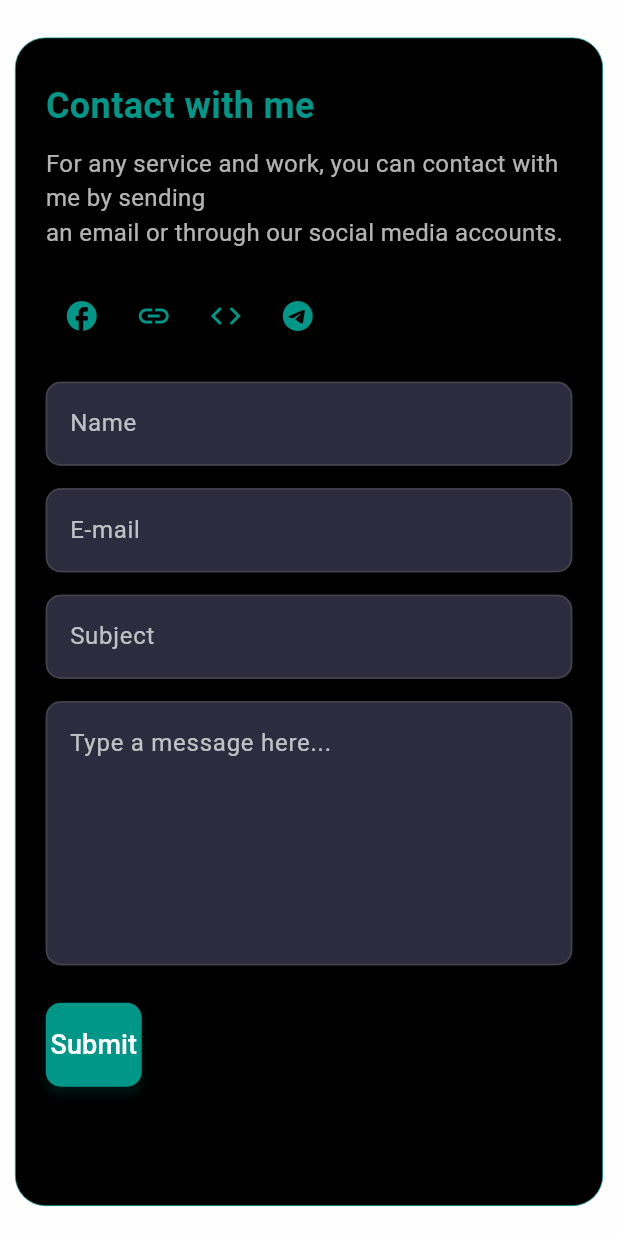
After one commit to nayeemdiu/Sk-Portfolio-, a Flutter app: the ContactPage screen opened directly, on a phone screen of 412 x 824 dp. The commit adds this screen. Run offline on Flutter 3.47's test engine with Material 3 defaults, Android fonts, the phone set to English and light mode, and no system bars; our stand-ins replace animated_text_kit, fl_chart, flutter_staggered_animations, google_fonts.

Commit message:
Contact done

```diff
--- a/lib/screen/about_me.dart
+++ b/lib/screen/about_me.dart
@@ -15,7 +15,7 @@ class _AboutMeSectionState extends State<AboutMeSection> with SingleTickerProvid
   void initState() {
     super.initState();
     _controller = AnimationController(
-      duration: Duration(milliseconds: 300),
+      duration: Duration(milliseconds: 700),
       vsync: this,
     );
     _heightAnimation = Tween<double>(begin: 180, end: 220).animate(
@@ -39,7 +39,7 @@ class _AboutMeSectionState extends State<AboutMeSection> with SingleTickerProvid
       mainAxisAlignment: MainAxisAlignment.center,
       children: [
         Padding(
-          padding: const EdgeInsets.only(top: 16.0, left: 16, bottom: 16),
+          padding: const EdgeInsets.only(top: 6.0, left: 16, bottom: 16),
           child: Text(
             "About Me",
             style: TextStyle(
@@ -65,7 +65,7 @@ class _AboutMeSectionState extends State<AboutMeSection> with SingleTickerProvid
               animation: _controller,
               builder: (context, child) {
                 return Container(
-                  width: 680,
+                  width: 700,
                   height: _heightAnimation.value,
                   padding: EdgeInsets.all(24),
                   decoration: BoxDecoration(
--- /dev/null
+++ b/lib/screen/contact_screen.dart
@@ -0,0 +1,252 @@
+import 'package:flutter/material.dart';
+import 'package:url_launcher/url_launcher.dart';
+
+class ContactPage extends StatelessWidget {
+  @override
+  Widget build(BuildContext context) {
+    // Get screen size for responsive design
+    final screenWidth = MediaQuery.of(context).size.width;
+
+    return Scaffold(
+      backgroundColor: Color(0xFFFEFEFF), // Dark background
+      body: Padding(
+        padding: const EdgeInsets.only(top: 25.0, right: 10, left: 10, bottom: 20),
+        child: Container(
+          width: double.infinity,
+          padding: const EdgeInsets.all(20.0),
+          decoration: BoxDecoration(
+            border: Border.all(
+              width: 0.5,
+              color: Colors.teal,
+            ),
+            color: Colors.black,
+            borderRadius: BorderRadius.circular(20),
+          ),
+          child: screenWidth > 600
+              ? _buildWideLayout(context) // For tablets and larger screens
+              : _buildNarrowLayout(context), // For mobile screens
+        ),
+      ),
+    );
+  }
+
+  // Wide layout for larger screens
+  Widget _buildWideLayout(BuildContext context) {
+    return Row(
+      children: [
+        Expanded(
+          flex: 1,
+          child: Column(
+            crossAxisAlignment: CrossAxisAlignment.start,
+            children: [
+              Padding(
+                padding: const EdgeInsets.only(top: 8.0),
+                child: Text(
+                  'Contact with me',
+                  style: TextStyle(
+                    fontSize: 22,
+                    color: Colors.teal,
+                    fontWeight: FontWeight.bold,
+                  ),
+                ),
+              ),
+              SizedBox(height: 10),
+              Text(
+                'For any service and work, you can contact with me by sending\nan email or through our social media accounts.',
+                style: TextStyle(
+                  fontSize: 16,
+                  color: Colors.white70,
+                ),
+              ),
+              SizedBox(height: 20),
+              _buildSocialMediaIcons(),
+            ],
+          ),
+        ),
+        SizedBox(width: 50),
+        Expanded(
+          flex: 1,
+          child: Padding(
+            padding: const EdgeInsets.all(8.0),
+            child: Column(
+              crossAxisAlignment: CrossAxisAlignment.stretch,
+              children: [
+                _buildTextField('Name'),
+                SizedBox(height: 15),
+                _buildTextField('E-mail'),
+                SizedBox(height: 15),
+                _buildTextField('Subject'),
+                SizedBox(height: 15),
+                _buildMessageField(),
+                SizedBox(height: 25),
+                _buildSubmitButton(context),
+              ],
+            ),
+          ),
+        ),
+      ],
+    );
+  }
+
+  // Narrow layout for smaller screens
+  Widget _buildNarrowLayout(BuildContext context) {
+    return Column(
+      crossAxisAlignment: CrossAxisAlignment.start,
+      children: [
+        Padding(
+          padding: const EdgeInsets.only(top: 8.0),
+          child: Text(
+            'Contact with me',
+            style: TextStyle(
+              fontSize: 24,
+              color: Colors.teal,
+              fontWeight: FontWeight.bold,
+            ),
+          ),
+        ),
+        SizedBox(height: 10),
+        Text(
+          'For any service and work, you can contact with me by sending\nan email or through our social media accounts.',
+          style: TextStyle(
+            fontSize: 16,
+            color: Colors.white70,
+          ),
+        ),
+        SizedBox(height: 20),
+        _buildSocialMediaIcons(),
+        SizedBox(height: 20),
+        _buildTextField('Name'),
+        SizedBox(height: 15),
+        _buildTextField('E-mail'),
+        SizedBox(height: 15),
+        _buildTextField('Subject'),
+        SizedBox(height: 15),
+        _buildMessageField(),
+        SizedBox(height: 25),
+        _buildSubmitButton(context),
+      ],
+    );
+  }
+
+  Widget _buildSocialMediaIcons() {
+    return Row(
+      children: [
+        IconButton(
+          icon: Icon(Icons.facebook, color: Colors.teal),
+          onPressed: () async {
+            const url = 'https://www.facebook.com/sknayeem.urrahman/';
+            if (await canLaunch(url)) {
+              await launch(url);
+            } else {
+              throw 'Could not launch $url';
+            }
+          },
+        ),
+        IconButton(
+          icon: Icon(Icons.link, color: Colors.teal),
+          onPressed: () async {
+            //https://www.linkedin.com/in/sk-nayeem-ur-rahman-439783271/
+
+            const url = 'https://www.linkedin.com/in/sk-nayeem-ur-rahman-439783271/';
+            if (await canLaunch(url)) {
+              await launch(url);
+            } else {
+              throw 'Could not launch $url';
+            }
+          },
+        ),
+        IconButton(
+          icon: Icon(Icons.code, color: Colors.teal),
+          onPressed: () async {
+           // https://github.com/nayeemdiu
+
+
+            const url = 'https://github.com/nayeemdiu';
+            if (await canLaunch(url)) {
+              await launch(url);
+            } else {
+              throw 'Could not launch $url';
+            }
+            // Add a link or functionality here for email or another platform
+          },
+        ),
+        IconButton(
+          icon: Icon(Icons.telegram, color: Colors.teal),
+          onPressed: () async {
+            // https://github.com/nayeemdiu
+            const url = 'https://t.me/your-telegram';
+            if (await canLaunch(url)) {
+              await launch(url);
+            } else {
+              throw 'Could not launch $url';
+            }
+            // Add a link or functionality here for email or another platform
+          },
+        ),
+      ],
+    );
+  }
+
+  Widget _buildTextField(String hintText) {
+    return TextField(
+      decoration: InputDecoration(
+        hintText: hintText,
+        hintStyle: TextStyle(color: Colors.white70),
+        filled: true,
+        fillColor: Color(0xFF2C2C3E), // Dark input field background
+        border: OutlineInputBorder(
+          borderRadius: BorderRadius.circular(10),
+          borderSide: BorderSide(color: Colors.transparent),
+        ),
+        focusedBorder: OutlineInputBorder(
+          borderRadius: BorderRadius.circular(10),
+          borderSide: BorderSide(color: Colors.teal),
+        ),
+      ),
+      style: TextStyle(color: Colors.white),
+    );
+  }
+
+  Widget _buildMessageField() {
+    return TextField(
+      maxLines: 6,
+      decoration: InputDecoration(
+        hintText: 'Type a message here...',
+        hintStyle: TextStyle(color: Colors.white70),
+        filled: true,
+        fillColor: Color(0xFF2C2C3E),
+        border: OutlineInputBorder(
+          borderRadius: BorderRadius.circular(10),
+          borderSide: BorderSide(color: Colors.transparent),
+        ),
+        focusedBorder: OutlineInputBorder(
+          borderRadius: BorderRadius.circular(10),
+          borderSide: BorderSide(color: Colors.teal),
+        ),
+      ),
+      style: TextStyle(color: Colors.white),
+    );
+  }
+
+  Widget _buildSubmitButton(BuildContext context) {
+    final screenWidth = MediaQuery.of(context).size.width;
+    return ElevatedButton(
+      style: ElevatedButton.styleFrom(
+        backgroundColor: Colors.teal, // Button color
+        padding: EdgeInsets.symmetric(vertical: 15),
+        shape: RoundedRectangleBorder(
+          borderRadius: BorderRadius.circular(10),
+        ),
+        shadowColor: Colors.teal.withOpacity(0.5),
+        elevation: screenWidth > 600 ? 5 : 3,
+      ),
+      onPressed: () {
+        // Handle submit action
+      },
+      child: Text(
+        'Submit',
+        style: TextStyle(fontSize: 18, color: Colors.white),
+      ),
+    );
+  }
+}
--- a/lib/screen/home_screen.dart
+++ b/lib/screen/home_screen.dart
@@ -6,6 +6,7 @@ import 'package:skportfolio/widget/menu.dart';
 import 'package:skportfolio/widget/profile_screen.dart';
 import 'package:skportfolio/widget/my_services.dart';
 import 'about_me.dart';
+import 'contact_screen.dart';
 
 class HomePage extends StatefulWidget {
   const HomePage({Key? key}) : super(key: key);
@@ -51,14 +52,13 @@ class _HomePageState extends State<HomePage> {
     MyServices(),
     ResumeScreen(),
     ProjectScreen(),
-    Center(
-        child: Text('Contact Me Coming Soon', style: TextStyle(fontSize: 20))),
+    ContactPage(),
   ];
 
   @override
   Widget build(BuildContext context) {
     return Scaffold(
-      backgroundColor: Colors.white38,
+      backgroundColor: Colors.white,
       body: Row(
         children: [
           // Menu Sidebar
--- a/lib/widget/my_services.dart
+++ b/lib/widget/my_services.dart
@@ -53,7 +53,7 @@ class MyServices extends StatelessWidget {
             itemBuilder: (context, index) {
               return AnimationConfiguration.staggeredGrid(
                 position: index,
-                duration: const Duration(milliseconds: 1500),
+                duration: const Duration(milliseconds: 1200),
                 columnCount: 2,
                 child: ScaleAnimation(
                   child: FadeInAnimation(
@@ -90,7 +90,7 @@ class _HoverableServiceItemState extends State<HoverableServiceItem> {
         duration: const Duration(milliseconds: 200),
         decoration: BoxDecoration(
           color: isHovered
-              ? Color.fromRGBO(220, 238, 237, 0.8)
+              ? Color.fromRGBO(204, 238, 236, 0.4470588235294118)
               : Color.fromRGBO(220, 238, 237, 0.4470588235294118),
           border: Border.all(
             width: 0.5,
--- a/pubspec.yaml
+++ b/pubspec.yaml
@@ -41,6 +41,7 @@ dependencies:
   fl_chart: ^0.45.1
   animated_text_kit: ^4.2.1
   google_fonts: ^6.2.1
+  url_launcher: ^6.1.10
 dev_dependencies:
   flutter_test:
     sdk: flutter
```
Also changed, not shown: lib/screen/projectScreen.dart (+117 -31 lines), lib/widget/profile_screen.dart (+23 -10 lines), assets/e1.jpg (added), assets/e2.jpg (added), assets/e3.jpg (added), assets/e4.jpg (added), assets/e5.jpg (added), assets/e6.jpg (added), assets/sk.png (added), lib/generated/assets.dart, pubspec.lock, 1 other file.
